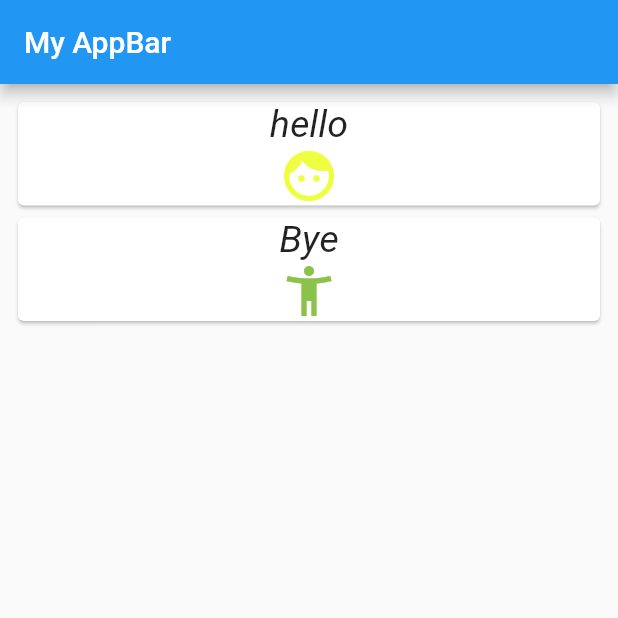
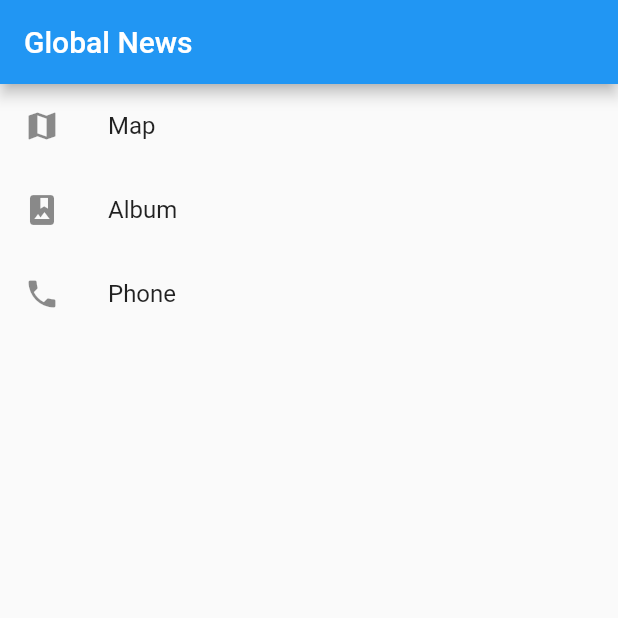
Before and after one commit to sumitasharma/OneStop, a Flutter app: the screen it shows after launch, on a phone screen of 412 x 824 dp, the top half of it. Run offline on Flutter 3.47's test engine with Material 2 defaults, Android fonts, the phone set to English and light mode, and no system bars.

Commit message:
ListViews.

```diff
--- a/lib/main.dart
+++ b/lib/main.dart
@@ -1,57 +1,35 @@
 import 'package:flutter/material.dart';
 
-void main() {
-  runApp(new MaterialApp(
-      home: MyStatelessWidget()
-  ));
-}
+void main() => runApp(MyApp());
 
-class MyStatelessWidget extends StatelessWidget {
+class MyApp extends StatelessWidget {
   @override
   Widget build(BuildContext context) {
-    return new Scaffold(
-      appBar: new AppBar(title: new Text("My AppBar")),
-      body: new Container(
-          padding: EdgeInsets.all(8.0),
-          child: new Column(
-            crossAxisAlignment: CrossAxisAlignment.stretch,
-            children: <Widget>[
-              new MyCardView(
-                  text: new Text("hello", style: new TextStyle(
-                      fontSize: 25.0, fontStyle: FontStyle.italic)),
-                  icon: new Icon(
-                      Icons.face, size: 40.0, color: Colors.limeAccent)
-              ),
-              new MyCardView(
-                  text: new Text("Bye", style: new TextStyle(
-                      fontSize: 25.0, fontStyle: FontStyle.italic)),
-                  icon: new Icon(Icons.accessibility_new, size: 40.0,
-                      color: Colors.lightGreen)
-              )
-            ],
-          )
+    final title = 'Global News';
+
+    return MaterialApp(
+      title: title,
+      home: Scaffold(
+        appBar: AppBar(
+          title: Text(title),
+        ),
+        body: ListView(
+          children: <Widget>[
+            ListTile(
+              leading: Icon(Icons.map),
+              title: Text('Map'),
+            ),
+            ListTile(
+              leading: Icon(Icons.photo_album),
+              title: Text('Album'),
+            ),
+            ListTile(
+              leading: Icon(Icons.phone),
+              title: Text('Phone'),
+            ),
+          ],
+        ),
       ),
     );
   }
 }
-
-class MyCardView extends StatelessWidget {
-  MyCardView({this.text, this.icon});
-
-  final Widget text;
-  final Widget icon;
-
-  @override
-  Widget build(BuildContext context) {
-    return new Container(
-        child: new Card(
-          child: new Column(
-            children: <Widget>[
-              text,
-              icon
-            ],
-          ),
-        )
-    );
-  }
-}
```
Also changed, not shown: pubspec.lock.
